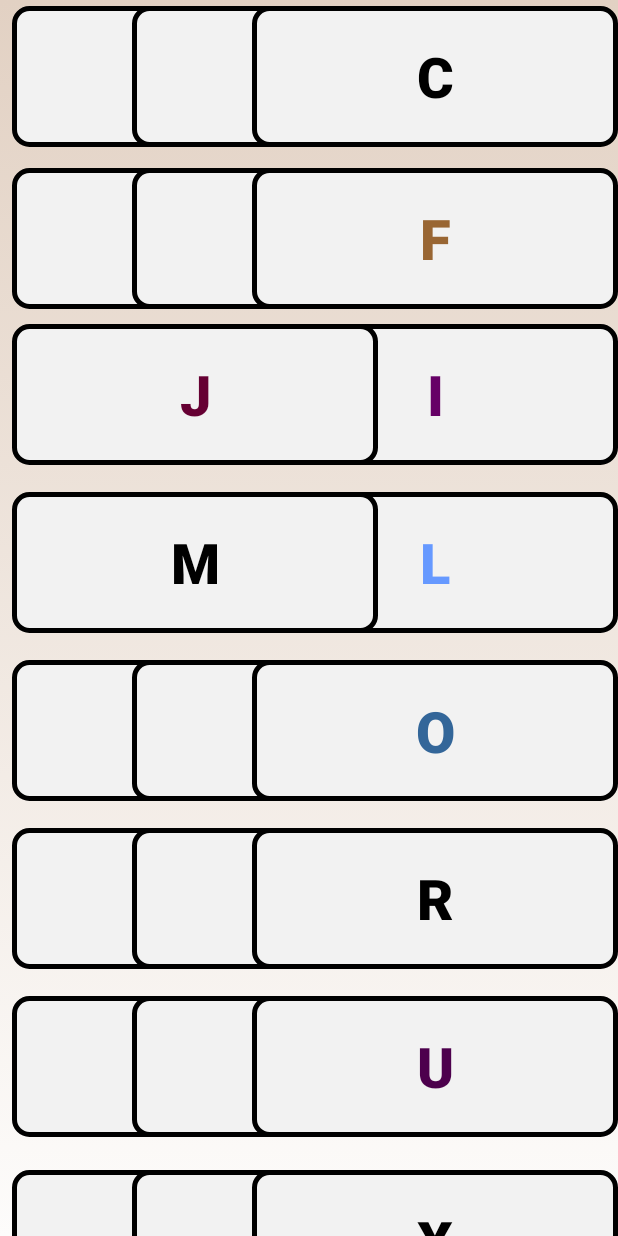
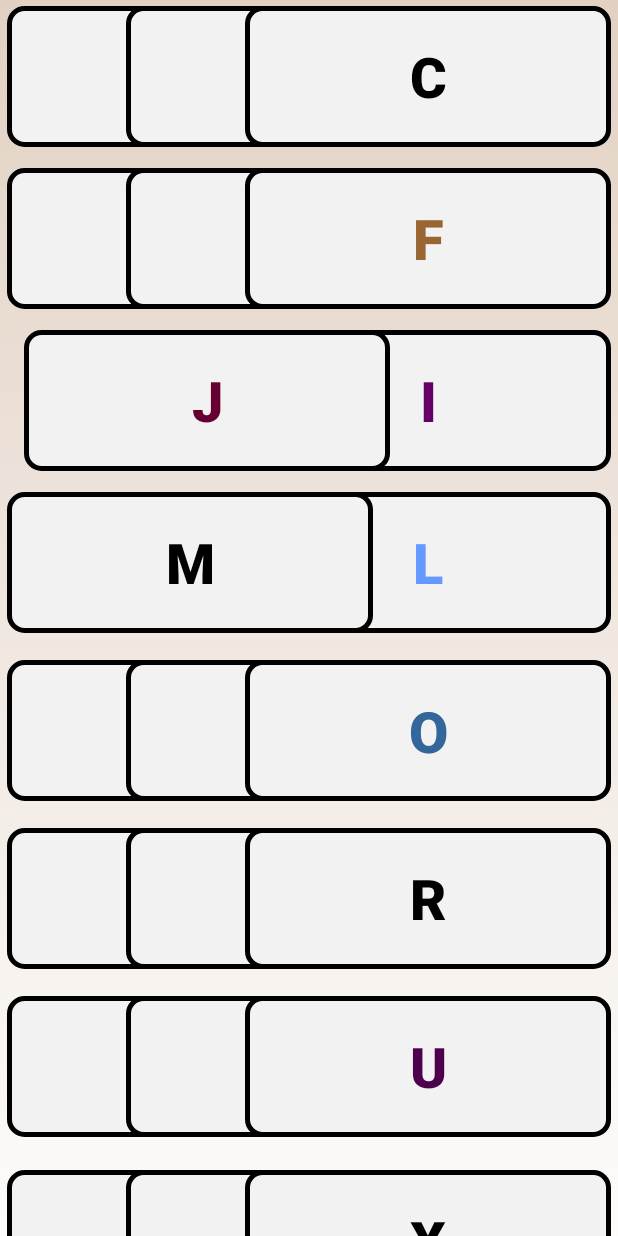
Before and after one commit to SergioR-Ccp/Dialogar, an Android app: the screen it shows after launch (MainActivity), on a phone screen of 412 x 824 dp. Run offline under Robolectric (Android 15) with nearby library versions, the phone set to English and light mode, and no system bars.

Commit message:
Fotos finalizadas

```diff
--- a/app/src/main/res/layout/activity_main.xml
+++ b/app/src/main/res/layout/activity_main.xml
@@ -21,7 +21,7 @@
         android:textStyle="bold"
         app:backgroundTint="@null"
         app:layout_constraintEnd_toEndOf="parent"
-        app:layout_constraintHorizontal_bias="0.048"
+        app:layout_constraintHorizontal_bias="0.028"
         app:layout_constraintStart_toStartOf="parent"
         app:layout_constraintTop_toTopOf="parent"
         app:layout_constraintWidth_percent="0.3" />
@@ -39,7 +39,6 @@
         android:textStyle="bold"
         app:backgroundTint="@null"
         app:layout_constraintEnd_toEndOf="parent"
-        app:layout_constraintHorizontal_bias="0.525"
         app:layout_constraintStart_toStartOf="parent"
         app:layout_constraintTop_toTopOf="parent"
         app:layout_constraintWidth_percent="0.3" />
@@ -57,7 +56,7 @@
         android:textStyle="bold"
         app:backgroundTint="@null"
         app:layout_constraintEnd_toEndOf="parent"
-        app:layout_constraintHorizontal_bias="1.0"
+        app:layout_constraintHorizontal_bias="0.971"
         app:layout_constraintStart_toStartOf="parent"
         app:layout_constraintTop_toTopOf="parent"
         app:layout_constraintWidth_percent="0.3" />
@@ -75,7 +74,7 @@
         android:textStyle="bold"
         app:backgroundTint="@null"
         app:layout_constraintEnd_toEndOf="parent"
-        app:layout_constraintHorizontal_bias="0.048"
+        app:layout_constraintHorizontal_bias="0.028"
         app:layout_constraintStart_toStartOf="parent"
         app:layout_constraintTop_toTopOf="parent"
         app:layout_constraintWidth_percent="0.3" />
@@ -93,7 +92,6 @@
         android:textStyle="bold"
         app:backgroundTint="@null"
         app:layout_constraintEnd_toEndOf="parent"
-        app:layout_constraintHorizontal_bias="0.525"
         app:layout_constraintStart_toStartOf="parent"
         app:layout_constraintTop_toTopOf="parent"
         app:layout_constraintWidth_percent="0.3" />
@@ -111,7 +109,7 @@
         android:textStyle="bold"
         app:backgroundTint="@null"
         app:layout_constraintEnd_toEndOf="parent"
-        app:layout_constraintHorizontal_bias="1.0"
+        app:layout_constraintHorizontal_bias="0.971"
         app:layout_constraintStart_toStartOf="parent"
         app:layout_constraintTop_toTopOf="parent"
         app:layout_constraintWidth_percent="0.3" />
@@ -129,7 +127,7 @@
         android:textStyle="bold"
         app:backgroundTint="@null"
         app:layout_constraintEnd_toEndOf="parent"
-        app:layout_constraintHorizontal_bias="0.048"
+        app:layout_constraintHorizontal_bias="0.028"
         app:layout_constraintStart_toStartOf="parent"
         app:layout_constraintTop_toTopOf="parent"
         app:layout_constraintWidth_percent="0.3" />
@@ -138,7 +136,7 @@
         android:id="@+id/buttonH"
         android:layout_width="244dp"
         android:layout_height="94dp"
-        android:layout_marginTop="216dp"
+        android:layout_marginTop="220dp"
         android:background="@drawable/custom_button"
         android:text="H"
         android:textAllCaps="false"
@@ -147,7 +145,6 @@
         android:textStyle="bold"
         app:backgroundTint="@null"
         app:layout_constraintEnd_toEndOf="parent"
-        app:layout_constraintHorizontal_bias="0.525"
         app:layout_constraintStart_toStartOf="parent"
         app:layout_constraintTop_toTopOf="parent"
         app:layout_constraintWidth_percent="0.3" />
@@ -156,7 +153,7 @@
         android:id="@+id/buttonI"
         android:layout_width="244dp"
         android:layout_height="94dp"
-        android:layout_marginTop="216dp"
+        android:layout_marginTop="220dp"
         android:background="@drawable/custom_button"
         android:text="I"
         android:textAllCaps="false"
@@ -165,7 +162,7 @@
         android:textStyle="bold"
         app:backgroundTint="@null"
         app:layout_constraintEnd_toEndOf="parent"
-        app:layout_constraintHorizontal_bias="1.0"
+        app:layout_constraintHorizontal_bias="0.971"
         app:layout_constraintStart_toStartOf="parent"
         app:layout_constraintTop_toTopOf="parent"
         app:layout_constraintWidth_percent="0.3" />
@@ -174,7 +171,8 @@
         android:id="@+id/buttonJ"
         android:layout_width="244dp"
         android:layout_height="94dp"
-        android:layout_marginTop="216dp"
+        android:layout_marginStart="16dp"
+        android:layout_marginTop="220dp"
         android:background="@drawable/custom_button"
         android:text="J"
         android:textAllCaps="false"
@@ -182,8 +180,6 @@
         android:textSize="37sp"
         android:textStyle="bold"
         app:backgroundTint="@null"
-        app:layout_constraintEnd_toEndOf="parent"
-        app:layout_constraintHorizontal_bias="0.048"
         app:layout_constraintStart_toStartOf="parent"
         app:layout_constraintTop_toTopOf="parent"
         app:layout_constraintWidth_percent="0.3" />
@@ -201,7 +197,6 @@
         android:textStyle="bold"
         app:backgroundTint="@null"
         app:layout_constraintEnd_toEndOf="parent"
-        app:layout_constraintHorizontal_bias="0.523"
         app:layout_constraintStart_toStartOf="parent"
         app:layout_constraintTop_toTopOf="parent"
         app:layout_constraintWidth_percent="0.3" />
@@ -219,7 +214,7 @@
         android:textStyle="bold"
         app:backgroundTint="@null"
         app:layout_constraintEnd_toEndOf="parent"
-        app:layout_constraintHorizontal_bias="1.0"
+        app:layout_constraintHorizontal_bias="0.971"
         app:layout_constraintStart_toStartOf="parent"
         app:layout_constraintTop_toTopOf="parent"
         app:layout_constraintWidth_percent="0.3" />
@@ -237,7 +232,7 @@
         android:textStyle="bold"
         app:backgroundTint="@null"
         app:layout_constraintEnd_toEndOf="parent"
-        app:layout_constraintHorizontal_bias="0.048"
+        app:layout_constraintHorizontal_bias="0.028"
         app:layout_constraintStart_toStartOf="parent"
         app:layout_constraintTop_toTopOf="parent"
         app:layout_constraintWidth_percent="0.3" />
@@ -255,7 +250,6 @@
         android:textStyle="bold"
         app:backgroundTint="@null"
         app:layout_constraintEnd_toEndOf="parent"
-        app:layout_constraintHorizontal_bias="0.525"
         app:layout_constraintStart_toStartOf="parent"
         app:layout_constraintTop_toTopOf="parent"
         app:layout_constraintWidth_percent="0.3" />
@@ -273,7 +267,7 @@
         android:textStyle="bold"
         app:backgroundTint="@null"
         app:layout_constraintEnd_toEndOf="parent"
-        app:layout_constraintHorizontal_bias="1.0"
+        app:layout_constraintHorizontal_bias="0.971"
         app:layout_constraintStart_toStartOf="parent"
         app:layout_constraintTop_toTopOf="parent"
         app:layout_constraintWidth_percent="0.3" />
@@ -291,7 +285,7 @@
         android:textStyle="bold"
         app:backgroundTint="@null"
         app:layout_constraintEnd_toEndOf="parent"
-        app:layout_constraintHorizontal_bias="0.048"
+        app:layout_constraintHorizontal_bias="0.028"
         app:layout_constraintStart_toStartOf="parent"
         app:layout_constraintTop_toTopOf="parent"
         app:layout_constraintWidth_percent="0.3" />
@@ -309,7 +303,6 @@
         android:textStyle="bold"
         app:backgroundTint="@null"
         app:layout_constraintEnd_toEndOf="parent"
-        app:layout_constraintHorizontal_bias="0.523"
         app:layout_constraintStart_toStartOf="parent"
         app:layout_constraintTop_toTopOf="parent"
         app:layout_constraintWidth_percent="0.3" />
@@ -327,7 +320,7 @@
         android:textStyle="bold"
         app:backgroundTint="@null"
         app:layout_constraintEnd_toEndOf="parent"
-        app:layout_constraintHorizontal_bias="1.0"
+        app:layout_constraintHorizontal_bias="0.971"
         app:layout_constraintStart_toStartOf="parent"
         app:layout_constraintTop_toTopOf="parent"
         app:layout_constraintWidth_percent="0.3" />
@@ -345,7 +338,7 @@
         android:textStyle="bold"
         app:backgroundTint="@null"
         app:layout_constraintEnd_toEndOf="parent"
-        app:layout_constraintHorizontal_bias="0.048"
+        app:layout_constraintHorizontal_bias="0.028"
         app:layout_constraintStart_toStartOf="parent"
         app:layout_constraintTop_toTopOf="parent"
         app:layout_constraintWidth_percent="0.3" />
@@ -363,7 +356,6 @@
         android:textStyle="bold"
         app:backgroundTint="@null"
         app:layout_constraintEnd_toEndOf="parent"
-        app:layout_constraintHorizontal_bias="0.525"
         app:layout_constraintStart_toStartOf="parent"
         app:layout_constraintTop_toTopOf="parent"
         app:layout_constraintWidth_percent="0.3" />
@@ -381,7 +373,7 @@
         android:textStyle="bold"
         app:backgroundTint="@null"
         app:layout_constraintEnd_toEndOf="parent"
-        app:layout_constraintHorizontal_bias="1.0"
+        app:layout_constraintHorizontal_bias="0.971"
         app:layout_constraintStart_toStartOf="parent"
         app:layout_constraintTop_toTopOf="parent"
         app:layout_constraintWidth_percent="0.3" />
@@ -399,7 +391,7 @@
         android:textStyle="bold"
         app:backgroundTint="@null"
         app:layout_constraintEnd_toEndOf="parent"
-        app:layout_constraintHorizontal_bias="0.048"
+        app:layout_constraintHorizontal_bias="0.028"
         app:layout_constraintStart_toStartOf="parent"
         app:layout_constraintTop_toTopOf="parent"
         app:layout_constraintWidth_percent="0.3" />
@@ -417,7 +409,6 @@
         android:textStyle="bold"
         app:backgroundTint="@null"
         app:layout_constraintEnd_toEndOf="parent"
-        app:layout_constraintHorizontal_bias="0.525"
         app:layout_constraintStart_toStartOf="parent"
         app:layout_constraintTop_toTopOf="parent"
         app:layout_constraintWidth_percent="0.3" />
@@ -435,7 +426,7 @@
         android:textStyle="bold"
         app:backgroundTint="@null"
         app:layout_constraintEnd_toEndOf="parent"
-        app:layout_constraintHorizontal_bias="1.0"
+        app:layout_constraintHorizontal_bias="0.971"
         app:layout_constraintStart_toStartOf="parent"
         app:layout_constraintTop_toTopOf="parent"
         app:layout_constraintWidth_percent="0.3" />
@@ -453,7 +444,7 @@
         android:textStyle="bold"
         app:backgroundTint="@null"
         app:layout_constraintEnd_toEndOf="parent"
-        app:layout_constraintHorizontal_bias="0.048"
+        app:layout_constraintHorizontal_bias="0.028"
         app:layout_constraintStart_toStartOf="parent"
         app:layout_constraintTop_toTopOf="parent"
         app:layout_constraintWidth_percent="0.3" />
@@ -471,7 +462,7 @@
         android:textStyle="bold"
         app:backgroundTint="@null"
         app:layout_constraintEnd_toEndOf="parent"
-        app:layout_constraintHorizontal_bias="0.523"
+        app:layout_constraintHorizontal_bias="0.496"
         app:layout_constraintStart_toStartOf="parent"
         app:layout_constraintTop_toTopOf="parent"
         app:layout_constraintWidth_percent="0.3" />
@@ -509,7 +500,7 @@
         android:id="@+id/trash"
         android:layout_width="143dp"
         android:layout_height="79dp"
-        android:layout_marginStart="500dp"
+        android:layout_marginStart="520dp"
         android:layout_marginTop="1124dp"
         android:background="@drawable/custom_button"
         android:text="&#x1F5D1;"
@@ -522,16 +513,15 @@
         android:id="@+id/imageView2"
         android:layout_width="627dp"
         android:layout_height="566dp"
-        android:layout_marginStart="282dp"
-        android:layout_marginTop="420dp"
-        android:layout_marginEnd="208dp"
-        android:layout_marginBottom="570dp"
+        android:layout_marginStart="100dp"
+        android:layout_marginTop="240dp"
+        android:layout_marginEnd="73dp"
+        android:layout_marginBottom="474dp"
         app:layout_constraintBottom_toBottomOf="parent"
         app:layout_constraintEnd_toEndOf="parent"
-        app:layout_constraintHorizontal_bias="0.604"
         app:layout_constraintStart_toStartOf="parent"
         app:layout_constraintTop_toTopOf="parent"
-        app:layout_constraintVertical_bias="0.462"
+        app:layout_constraintVertical_bias="1.0"
         tools:srcCompat="@tools:sample/avatars" />
 
 
```
